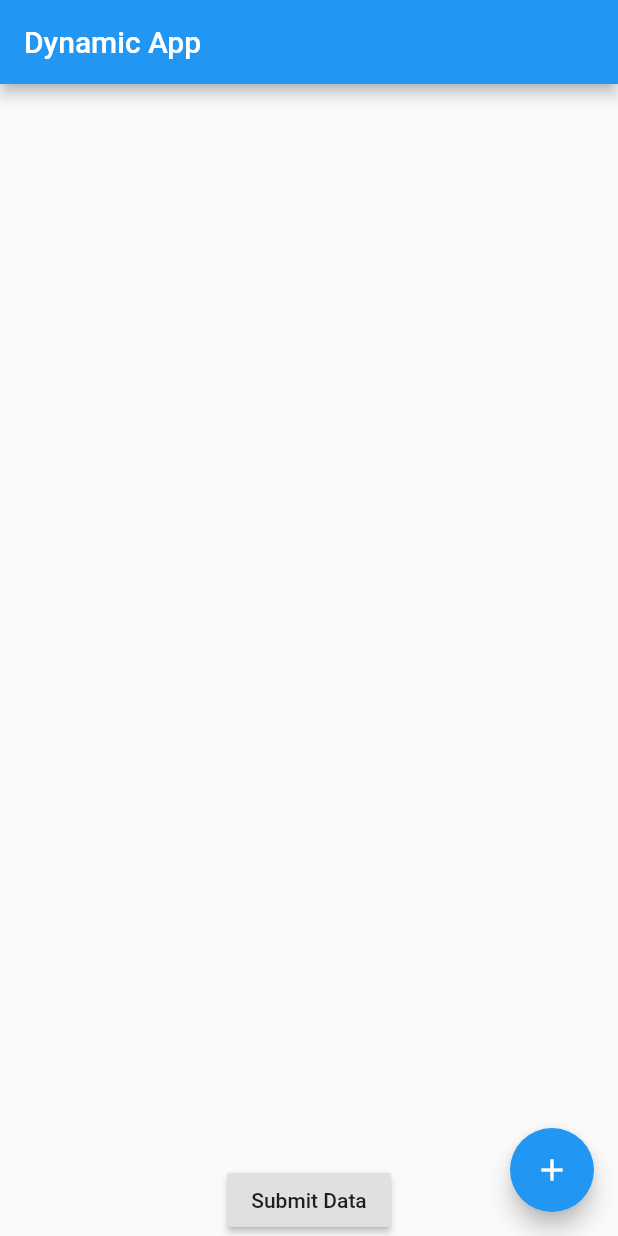
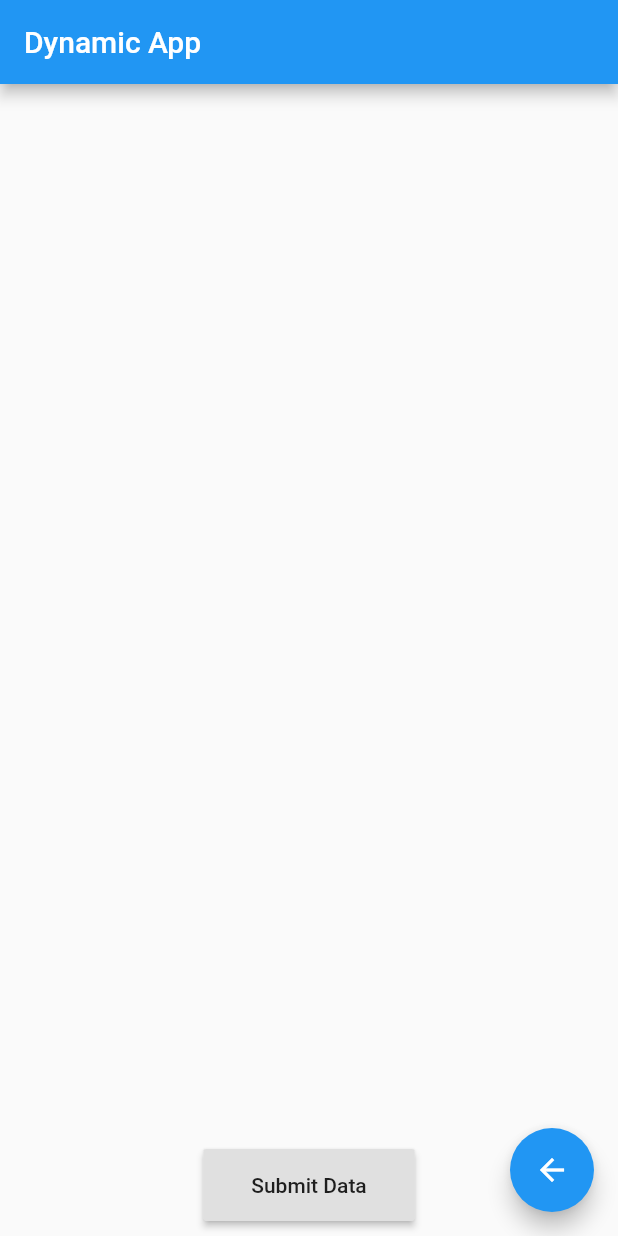
Before and after one commit to nitishk72/Flutter_Dynamic_Widget, a Flutter app: the screen it shows after launch, after a tap on "Submit Data", on a phone screen of 412 x 824 dp. Run offline on Flutter 3.47's test engine with Material 2 defaults, Android fonts, the phone set to English and light mode, and no system bars.

Commit message:
added result to screen

```diff
--- a/lib/main.dart
+++ b/lib/main.dart
@@ -11,46 +11,91 @@ class _MyAppState extends State<MyApp> {
   List<DynamicWidget> listDynamic = [];
   List<String> data = [];
 
+  Icon floatingIcon = new Icon(Icons.add);
+
   addDynamic() {
+    if (data.length != 0) {
+      floatingIcon = new Icon(Icons.add);
+
+      data = [];
+      listDynamic = [];
+      print('if');
+    }
+    setState(() {});
     if (listDynamic.length >= 5) {
       return;
     }
     listDynamic.add(new DynamicWidget());
-    setState(() {});
   }
 
-  submitData(){
+  submitData() {
+    floatingIcon = new Icon(Icons.arrow_back);
     data = [];
-    listDynamic.forEach((widget)=>data.add(widget.controller.text));
-    data.forEach((value)=>print(value));
+    listDynamic.forEach((widget) => data.add(widget.controller.text));
+    setState(() {});
+    print(data.length);
+  }
 
-  }
   @override
   Widget build(BuildContext context) {
+    Widget result = new Flexible(
+        flex: 1,
+        child: new Card(
+          child: ListView.builder(
+            itemCount: data.length,
+            itemBuilder: (_, index) {
+              return new Padding(
+                padding: new EdgeInsets.all(10.0),
+                child: new Column(
+                  crossAxisAlignment: CrossAxisAlignment.start,
+                  children: <Widget>[
+                    new Container(
+                      margin: new EdgeInsets.only(left: 10.0),
+                      child: new Text("${index + 1} : ${data[index]}"),
+                    ),
+                    new Divider()
+                  ],
+                ),
+              );
+            },
+          ),
+        ));
+
+    Widget dynamicTextField = new Flexible(
+      flex: 2,
+      child: new ListView.builder(
+        itemCount: listDynamic.length,
+        itemBuilder: (_, index) => listDynamic[index],
+      ),
+    );
+
+    Widget submitButton = new Container(
+      child: new RaisedButton(
+        onPressed: submitData,
+        child: new Padding(
+          padding: new EdgeInsets.all(16.0),
+          child: new Text('Submit Data'),
+        ),
+      ),
+    );
+
     return new MaterialApp(
       home: new Scaffold(
         appBar: new AppBar(
           title: new Text('Dynamic App'),
         ),
         body: new Container(
+          margin: new EdgeInsets.all(10.0),
           child: new Column(
             children: <Widget>[
-              new Flexible(
-                  child: new ListView.builder(
-                      itemCount: listDynamic.length,
-                      itemBuilder: (_, index) => listDynamic[index])),
-              new Container(
-                child: new RaisedButton(
-                  onPressed: submitData,
-                  child: new Text('Submit Data'),
-                ),
-              )
+              data.length == 0 ? dynamicTextField : result,
+              data.length == 0 ? submitButton : new Container(),
             ],
           ),
         ),
         floatingActionButton: new FloatingActionButton(
           onPressed: addDynamic,
-          child: new Icon(Icons.add),
+          child: floatingIcon,
         ),
       ),
     );
@@ -59,6 +104,7 @@ class _MyAppState extends State<MyApp> {
 
 class DynamicWidget extends StatelessWidget {
   TextEditingController controller = new TextEditingController();
+
   @override
   Widget build(BuildContext context) {
     return Container(
```
